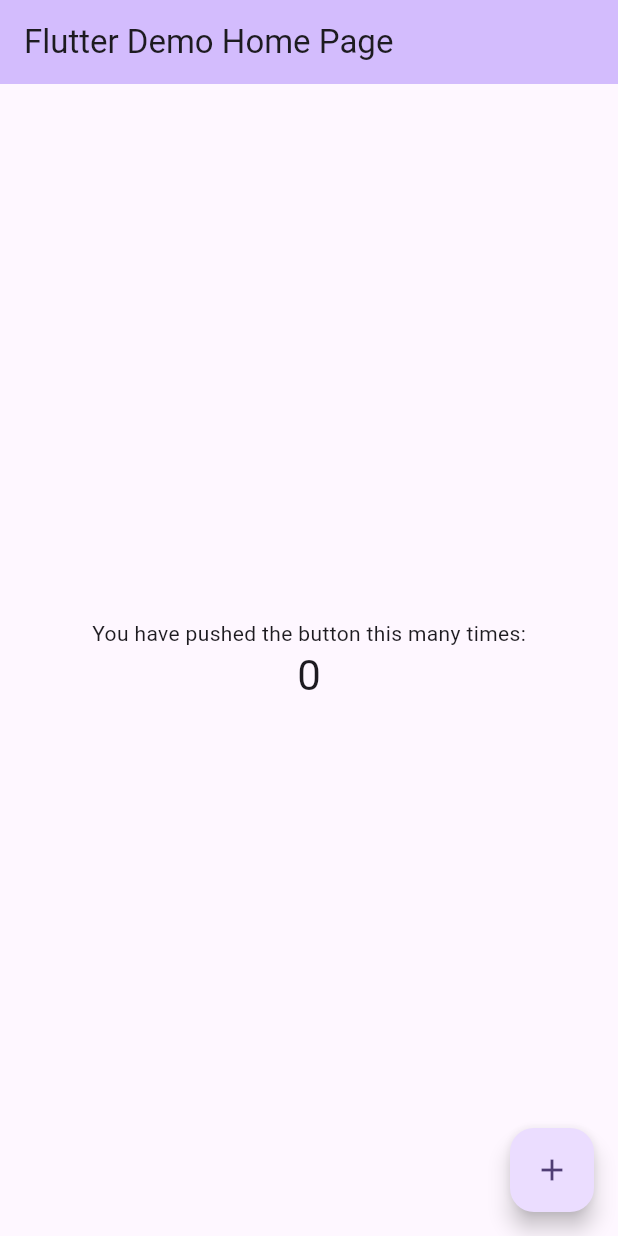
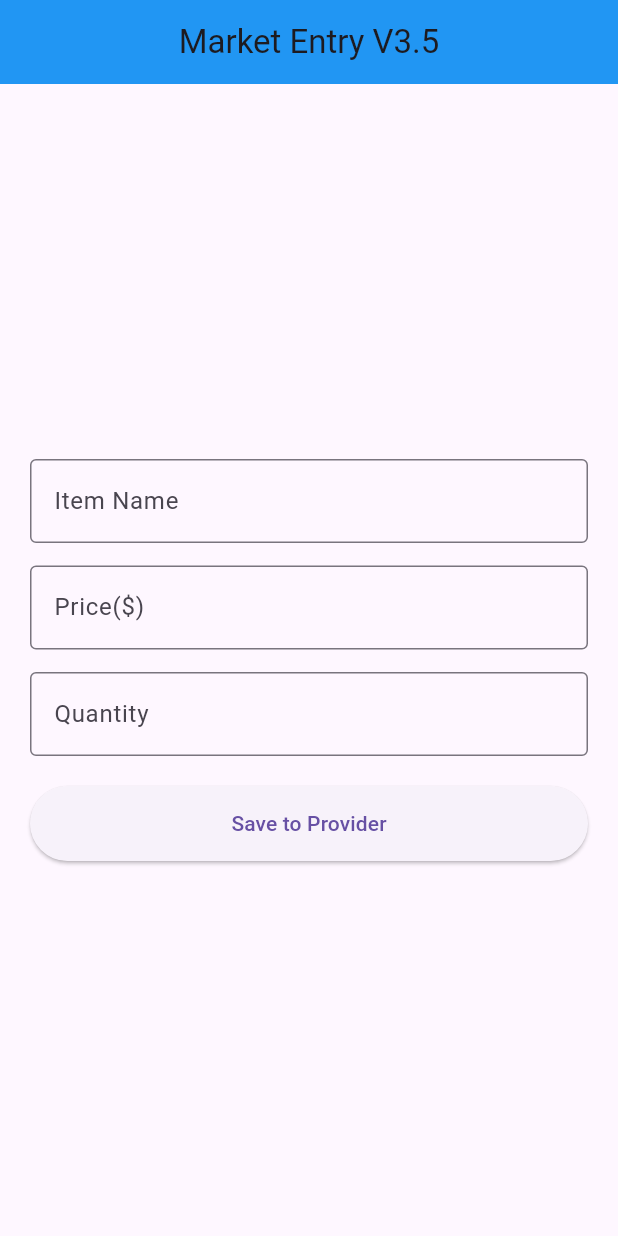
Before and after one commit to sudo-melanin/flutter_school, a Flutter app: the screen it shows after launch, on a phone screen of 412 x 824 dp. Run offline on Flutter 3.47's test engine with Material 3 defaults, Android fonts, the phone set to English and light mode, and no system bars.

Commit message:
Phase 3.5: Provider Architecture

```diff
--- /dev/null
+++ b/lib/03_05_provider_flow/market_entry_provider_screen.dart
@@ -0,0 +1,158 @@
+import 'package:flutter/material.dart';
+import 'package:provider/provider.dart';
+import '../models/market_item.dart';
+import '../providers/market_provider.dart';
+import 'market_history_provider_screen.dart';
+
+/// ENTRY MODULE: This screen handles user data intake and validation.
+/// It acts as a "Producer" that sends validated data to the Global State (Provider).
+class MarketEntryProviderScreen extends StatefulWidget {
+  const MarketEntryProviderScreen({super.key});
+
+  @override
+  State<MarketEntryProviderScreen> createState() => _MarketEntryProviderScreenState();
+}
+
+class _MarketEntryProviderScreenState extends State<MarketEntryProviderScreen> {
+  // CONTROLLERS: These objects manage the lifecycle and state of text within the input fields.
+  final TextEditingController _nameController = TextEditingController();
+  final TextEditingController _priceController = TextEditingController();
+  final TextEditingController _qtyController = TextEditingController();
+
+  // VALIDATION STRINGS: Nullable variables used to display error feedback in the UI.
+  String? _nameError;
+  String? _priceError;
+  String? _qtyError;
+
+  /// CORE BUSINESS LOGIC: Orchestrates data sanitization, validation, and state update.
+  void _saveToProvider() {
+    // 1. DATA SANITIZATION: Removing whitespace and attempting type conversion.
+    final String name = _nameController.text.trim();
+    final double? price = double.tryParse(_priceController.text);
+    final int? qty = int.tryParse(_qtyController.text);
+
+    // 2. GUARD CLAUSE: Verifies data integrity before proceeding.
+    // If validation fails, we notify the user and exit the function to prevent crashes.
+    if (name.isEmpty || price == null || qty == null) {
+      ScaffoldMessenger.of(context).showSnackBar(
+        const SnackBar(content: Text("Please fill all the fields correctly")),
+      );
+      return; // Prevents subsequent logic from executing with null values.
+    }
+
+    // 3. OBJECT INSTANTIATION: Encapsulating local variables into a structured MarketItem.
+    final newItem = MarketItem(name: name, price: price, quantity: qty);
+
+    // 4. DEPENDENCY INJECTION (Provider): Accessing the Global Brain.
+    // We use 'listen: false' because this method triggers an action rather than a UI rebuild.
+    Provider.of<MarketProvider>(context, listen: false).addItems(newItem);
+
+    // 5. USER FEEDBACK: Immediate confirmation of the save operation.
+    ScaffoldMessenger.of(context).showSnackBar(
+      SnackBar(content: Text("Saving ${newItem.name} to our market list")),
+    );
+
+    // 6. ASYNCHRONOUS NAVIGATION: Transitioning to the History View.
+    Navigator.push(
+      context,
+      MaterialPageRoute(builder: (context) => const MarketHistoryProviderScreen()),
+    );
+
+    // 7. STATE RESET: Clearing the form and error indicators to prepare for new input.
+    _nameController.clear();
+    _priceController.clear();
+    _qtyController.clear();
+
+    setState(() {
+      _priceError = null;
+      _qtyError = null;
+      _nameError = null;
+    });
+  }
+
+  /// MEMORY MANAGEMENT: Explicitly closing controllers to prevent memory leaks
+  /// when this screen is removed from the widget tree.
+  @override
+  void dispose() {
+    _nameController.dispose();
+    _priceController.dispose();
+    _qtyController.dispose();
+    super.dispose();
+  }
+
+  @override
+  Widget build(BuildContext context) {
+    return Scaffold(
+      appBar: AppBar(
+        title: const Text("Market Entry V3.5"),
+        centerTitle: true,
+        backgroundColor: Colors.blue,
+      ),
+      body: Padding(
+        padding: const EdgeInsets.all(20),
+        child: Column(
+          mainAxisAlignment: MainAxisAlignment.center,
+          children: [
+            // ITEM NAME INPUT
+            TextField(
+              controller: _nameController,
+              decoration: InputDecoration(
+                labelText: "Item Name",
+                border: const OutlineInputBorder(),
+                errorText: _nameError,
+              ),
+            ),
+            const SizedBox(height: 15),
+
+            // PRICE INPUT: Implements real-time reactive validation using 'onChanged'.
+            TextField(
+              controller: _priceController,
+              keyboardType: TextInputType.number,
+              decoration: InputDecoration(
+                labelText: "Price(\$)",
+                border: const OutlineInputBorder(),
+                errorText: _priceError,
+              ),
+              onChanged: (value) => setState(() {
+                // Logic: If input is not empty and parsing fails, set the error state.
+                if (value.isNotEmpty && double.tryParse(value) == null) {
+                  _priceError = "Please enter a valid number";
+                } else {
+                  _priceError = null;
+                }
+              }),
+            ),
+            const SizedBox(height: 15),
+
+            // QUANTITY INPUT: Implements real-time validation for integer types.
+            TextField(
+              controller: _qtyController,
+              keyboardType: TextInputType.number,
+              decoration: InputDecoration(
+                labelText: "Quantity",
+                border: const OutlineInputBorder(),
+                errorText: _qtyError,
+              ),
+              onChanged: (value) => setState(() {
+                if (value.isNotEmpty && int.tryParse(value) == null) {
+                  _qtyError = "Please enter a valid Number";
+                } else {
+                  _qtyError = null;
+                }
+              }),
+            ),
+            const SizedBox(height: 20),
+
+            // SUBMISSION BUTTON
+            ElevatedButton(
+              onPressed: _saveToProvider,
+              style: ElevatedButton.styleFrom(
+                  minimumSize: const Size(double.infinity, 50)),
+              child: const Text("Save to Provider"),
+            )
+          ],
+        ),
+      ),
+    );
+  }
+}
--- a/lib/03_list_navigation/market_entry_screen.dart
+++ b/lib/03_list_navigation/market_entry_screen.dart
@@ -72,6 +72,8 @@ class _MarketEntryScreenState extends State<MarketEntryScreen> {
       MaterialPageRoute(
           builder: (context) => MarketHistoryScreen(newItem: newItem)),
     );
+
+
   }
 
   /// Clean up controllers when the widget is removed from the tree to prevent memory leaks.
--- a/lib/main.dart
+++ b/lib/main.dart
@@ -1,122 +1,26 @@
 import 'package:flutter/material.dart';
+import 'package:provider/provider.dart';
+import 'providers/market_provider.dart';
+import '03_05_provider_flow/market_entry_provider_screen.dart';
 
+/// ENTRY POINT: The execution starts here.
+/// This file initializes the application's infrastructure and Global State.
 void main() {
-  runApp(const MyApp());
+  runApp(
+    /// DEPENDENCY INJECTION: We wrap the entire application in a 'ChangeNotifierProvider'.
+    /// This ensures that the 'MarketProvider' instance is available to every
+    /// widget within the 'MaterialApp' widget tree.
+    ChangeNotifierProvider(
+      // INSTANTIATION: Creates the 'MarketProvider' object exactly once.
+      create: (context) => MarketProvider(),
+
+      // APPLICATION ROOT: The MaterialApp serves as the base for the UI.
+      child: const MaterialApp(
+        debugShowCheckedModeBanner: false,
+
+        // INITIAL ROUTE: Sets the 'Entry Screen' as the first page the user sees.
+        home: MarketEntryProviderScreen(),
+      ),
+    ),
+  );
 }
-
-class MyApp extends StatelessWidget {
-  const MyApp({super.key});
-
-  // This widget is the root of your application.
-  @override
-  Widget build(BuildContext context) {
-    return MaterialApp(
-      title: 'Flutter Demo',
-      theme: ThemeData(
-        // This is the theme of your application.
-        //
-        // TRY THIS: Try running your application with "flutter run". You'll see
-        // the application has a purple toolbar. Then, without quitting the app,
-        // try changing the seedColor in the colorScheme below to Colors.green
-        // and then invoke "hot reload" (save your changes or press the "hot
-        // reload" button in a Flutter-supported IDE, or press "r" if you used
-        // the command line to start the app).
-        //
-        // Notice that the counter didn't reset back to zero; the application
-        // state is not lost during the reload. To reset the state, use hot
-        // restart instead.
-        //
-        // This works for code too, not just values: Most code changes can be
-        // tested with just a hot reload.
-        colorScheme: ColorScheme.fromSeed(seedColor: Colors.deepPurple),
-      ),
-      home: const MyHomePage(title: 'Flutter Demo Home Page'),
-    );
-  }
-}
-
-class MyHomePage extends StatefulWidget {
-  const MyHomePage({super.key, required this.title});
-
-  // This widget is the home page of your application. It is stateful, meaning
-  // that it has a State object (defined below) that contains fields that affect
-  // how it looks.
-
-  // This class is the configuration for the state. It holds the values (in this
-  // case the title) provided by the parent (in this case the App widget) and
-  // used by the build method of the State. Fields in a Widget subclass are
-  // always marked "final".
-
-  final String title;
-
-  @override
-  State<MyHomePage> createState() => _MyHomePageState();
-}
-
-class _MyHomePageState extends State<MyHomePage> {
-  int _counter = 0;
-
-  void _incrementCounter() {
-    setState(() {
-      // This call to setState tells the Flutter framework that something has
-      // changed in this State, which causes it to rerun the build method below
-      // so that the display can reflect the updated values. If we changed
-      // _counter without calling setState(), then the build method would not be
-      // called again, and so nothing would appear to happen.
-      _counter++;
-    });
-  }
-
-  @override
-  Widget build(BuildContext context) {
-    // This method is rerun every time setState is called, for instance as done
-    // by the _incrementCounter method above.
-    //
-    // The Flutter framework has been optimized to make rerunning build methods
-    // fast, so that you can just rebuild anything that needs updating rather
-    // than having to individually change instances of widgets.
-    return Scaffold(
-      appBar: AppBar(
-        // TRY THIS: Try changing the color here to a specific color (to
-        // Colors.amber, perhaps?) and trigger a hot reload to see the AppBar
-        // change color while the other colors stay the same.
-        backgroundColor: Theme.of(context).colorScheme.inversePrimary,
-        // Here we take the value from the MyHomePage object that was created by
-        // the App.build method, and use it to set our appbar title.
-        title: Text(widget.title),
-      ),
-      body: Center(
-        // Center is a layout widget. It takes a single child and positions it
-        // in the middle of the parent.
-        child: Column(
-          // Column is also a layout widget. It takes a list of children and
-          // arranges them vertically. By default, it sizes itself to fit its
-          // children horizontally, and tries to be as tall as its parent.
-          //
-          // Column has various properties to control how it sizes itself and
-          // how it positions its children. Here we use mainAxisAlignment to
-          // center the children vertically; the main axis here is the vertical
-          // axis because Columns are vertical (the cross axis would be
-          // horizontal).
-          //
-          // TRY THIS: Invoke "debug painting" (choose the "Toggle Debug Paint"
-          // action in the IDE, or press "p" in the console), to see the
-          // wireframe for each widget.
-          mainAxisAlignment: MainAxisAlignment.center,
-          children: <Widget>[
-            const Text('You have pushed the button this many times:'),
-            Text(
-              '$_counter',
-              style: Theme.of(context).textTheme.headlineMedium,
-            ),
-          ],
-        ),
-      ),
-      floatingActionButton: FloatingActionButton(
-        onPressed: _incrementCounter,
-        tooltip: 'Increment',
-        child: const Icon(Icons.add),
-      ), // This trailing comma makes auto-formatting nicer for build methods.
-    );
-  }
-}
--- /dev/null
+++ b/lib/providers/market_provider.dart
@@ -0,0 +1,35 @@
+import 'package:flutter/material.dart';
+import '../models/market_item.dart';
+
+/// STATE CONTAINER: This class manages the global application state.
+/// By extending 'ChangeNotifier', it implements the Observer Pattern,
+/// allowing widgets to subscribe to data updates.
+class MarketProvider extends ChangeNotifier {
+
+  // ENCAPSULATION: The underscore '_' makes this list private.
+  // This ensures that external classes cannot bypass our logic to modify the data directly.
+  final List<MarketItem> _allItems = [];
+
+  // GETTER: Provides a read-only view of the private dataset.
+  // This maintains 'Data Integrity' by forcing all modifications to go through defined methods.
+  List<MarketItem> get allItems => _allItems;
+
+  /// DATA PERSISTENCE METHOD: Appends a new entry to the collection.
+  /// This is the primary 'Command' used by the Entry screens to update the app's state.
+  void addItems(MarketItem item) {
+    // 1. STATE MUTATION: Adding the new validated object to our internal memory.
+    _allItems.add(item);
+
+    // 2. CHANGE NOTIFICATION: This is the core of the 'Reactive' flow.
+    // It broadcasts a signal to all 'listening' widgets that they need to re-render
+    // to show the updated data.
+    notifyListeners();
+  }
+
+  /// UTILITY METHOD (Optional): Resets the data collection.
+  /// Demonstrates how global operations are centralized in one location.
+  void clearHistory() {
+    _allItems.clear();
+    notifyListeners();
+  }
+}
--- a/pubspec.yaml
+++ b/pubspec.yaml
@@ -34,6 +34,7 @@ dependencies:
   # The following adds the Cupertino Icons font to your application.
   # Use with the CupertinoIcons class for iOS style icons.
   cupertino_icons: ^1.0.8
+  provider: ^6.1.5+1
 
 dev_dependencies:
   flutter_test:
```
Also changed, not shown: lib/03_05_provider_flow/market_history_provider_screen.dart (added, +61 -0 lines), pubspec.lock, 2 other files.
